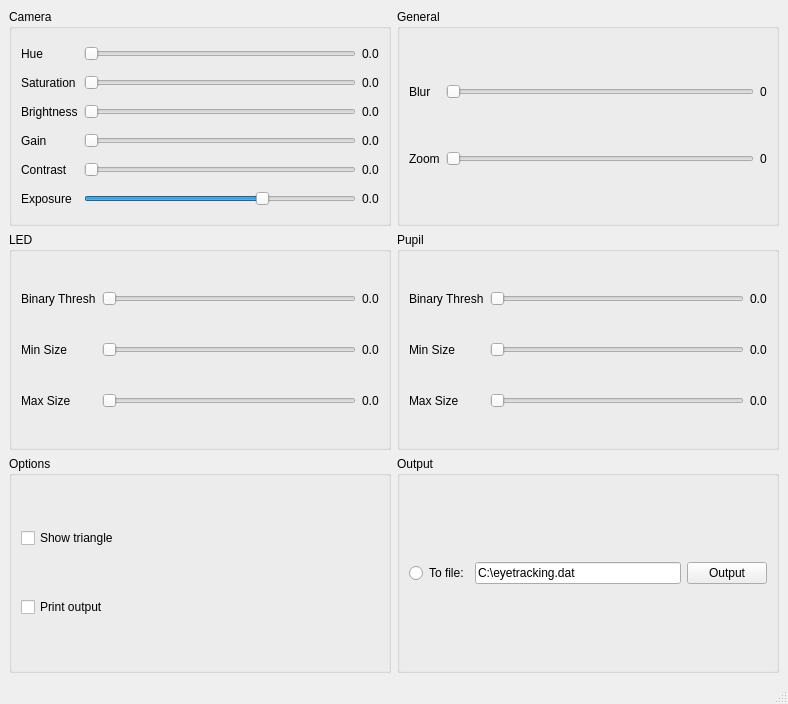
neuromind81/aibs, file EyetrackingGui/mainwindow.ui: the form before one commit.
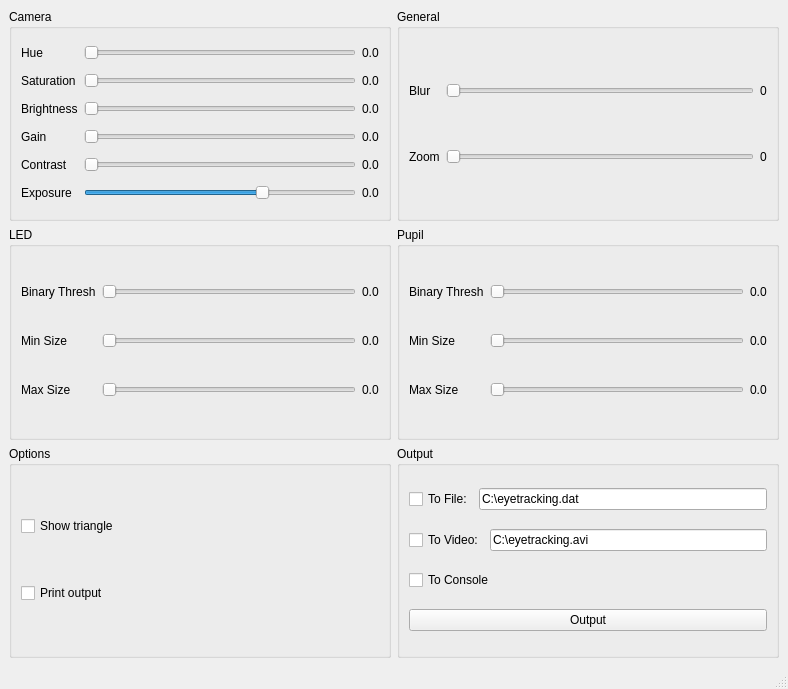
The form after the commit.

What changed in the file:
```diff
--- a/EyetrackingGui/mainwindow.ui
+++ b/EyetrackingGui/mainwindow.ui
@@ -7,7 +7,7 @@
     <x>0</x>
     <y>0</y>
     <width>788</width>
-    <height>704</height>
+    <height>689</height>
    </rect>
   </property>
   <property name="windowTitle">
@@ -441,20 +441,41 @@
       </property>
       <layout class="QGridLayout" name="gridLayout">
        <item row="0" column="0">
-        <widget class="QRadioButton" name="radioButton_toFile">
+        <widget class="QCheckBox" name="checkBox_toFile">
          <property name="text">
-          <string>To file:</string>
+          <string>To File:</string>
          </property>
         </widget>
        </item>
-       <item row="0" column="1">
+       <item row="0" column="1" colspan="2">
         <widget class="QLineEdit" name="lineEdit_output">
          <property name="text">
           <string>C:\eyetracking.dat</string>
          </property>
         </widget>
        </item>
-       <item row="0" column="2">
+       <item row="1" column="0" colspan="2">
+        <widget class="QCheckBox" name="checkBox_toVideo">
+         <property name="text">
+          <string>To Video:</string>
+         </property>
+        </widget>
+       </item>
+       <item row="1" column="2">
+        <widget class="QLineEdit" name="lineEdit_video">
+         <property name="text">
+          <string>C:\eyetracking.avi</string>
+         </property>
+        </widget>
+       </item>
+       <item row="2" column="0" colspan="3">
+        <widget class="QCheckBox" name="checkBox_toConsole">
+         <property name="text">
+          <string>To Console</string>
+         </property>
+        </widget>
+       </item>
+       <item row="3" column="0" colspan="3">
         <widget class="QPushButton" name="pushButton_output">
          <property name="text">
           <string>Output</string>
```
Left out of the diff: 408 changed lines with no effect on the pictures.
